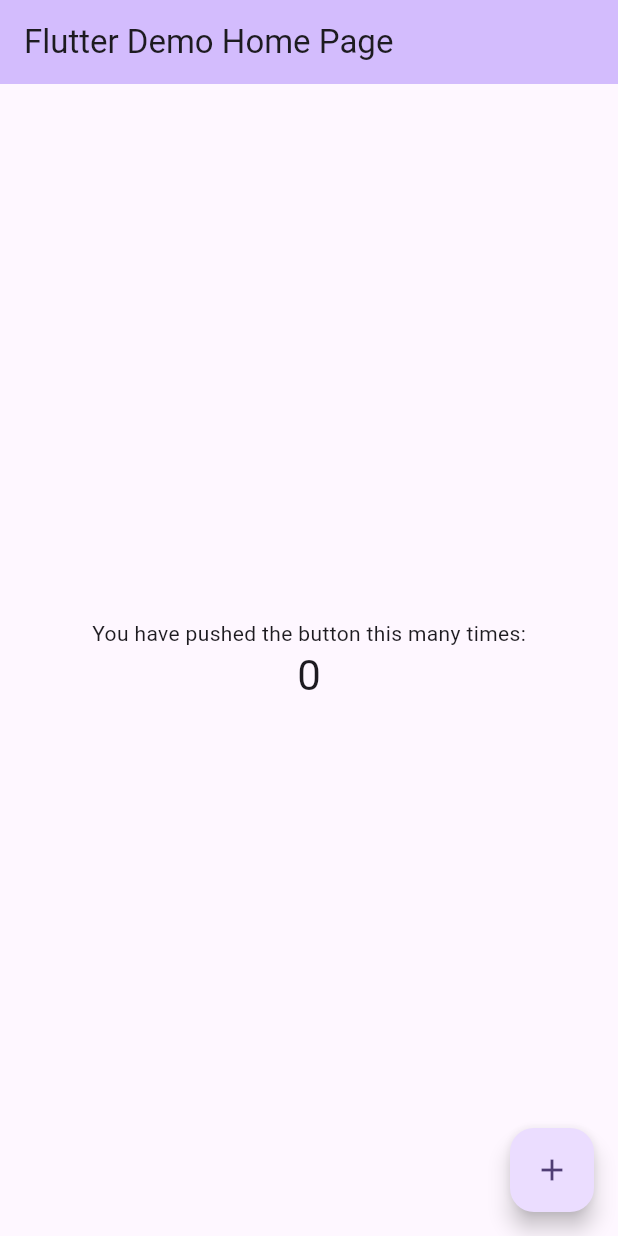
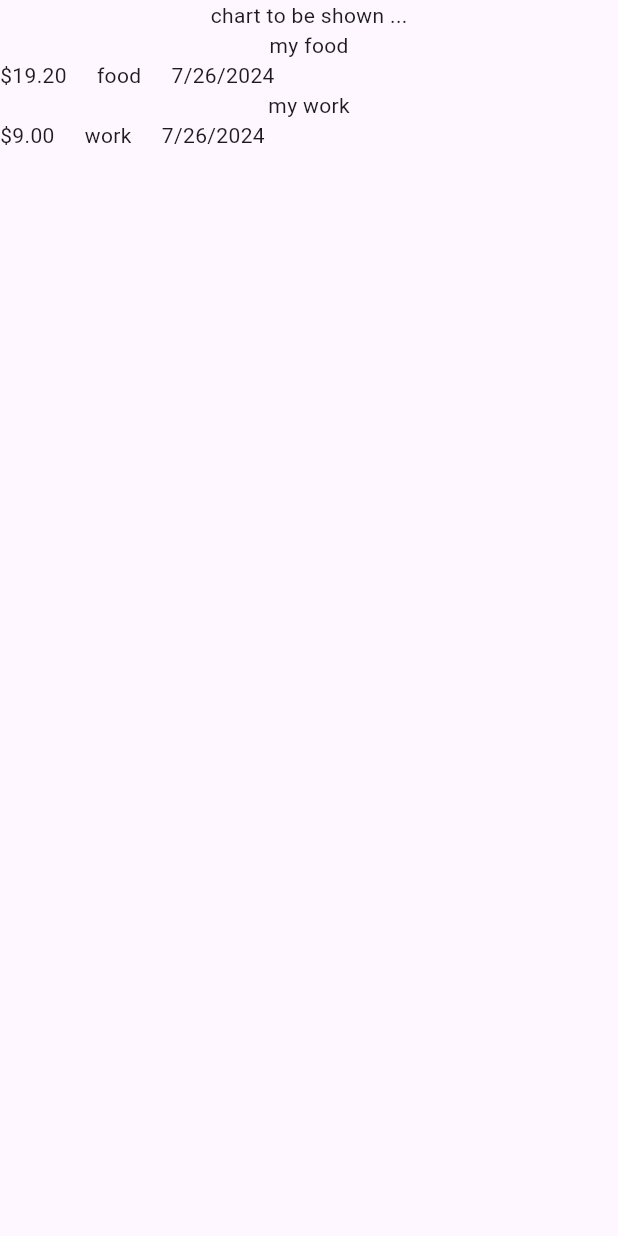
Before and after one commit to AiExpert1985/expenses-flutter-course, a Flutter app: the screen it shows after launch, on a phone screen of 412 x 824 dp. Run offline on Flutter 3.47's test engine with Material 3 defaults, Android fonts, the phone set to English and light mode, and no system bars.

Commit message:
before going to parents house - friday

```diff
--- a/lib/main.dart
+++ b/lib/main.dart
@@ -1,125 +1,10 @@
 import 'package:flutter/material.dart';
+import 'package:expenses/widgets/expenses.dart';
 
 void main() {
-  runApp(const MyApp());
+  runApp(
+    const MaterialApp(
+      home: Expenses(),
+    ),
+  );
 }
-
-class MyApp extends StatelessWidget {
-  const MyApp({super.key});
-
-  // This widget is the root of your application.
-  @override
-  Widget build(BuildContext context) {
-    return MaterialApp(
-      title: 'Flutter Demo',
-      theme: ThemeData(
-        // This is the theme of your application.
-        //
-        // TRY THIS: Try running your application with "flutter run". You'll see
-        // the application has a purple toolbar. Then, without quitting the app,
-        // try changing the seedColor in the colorScheme below to Colors.green
-        // and then invoke "hot reload" (save your changes or press the "hot
-        // reload" button in a Flutter-supported IDE, or press "r" if you used
-        // the command line to start the app).
-        //
-        // Notice that the counter didn't reset back to zero; the application
-        // state is not lost during the reload. To reset the state, use hot
-        // restart instead.
-        //
-        // This works for code too, not just values: Most code changes can be
-        // tested with just a hot reload.
-        colorScheme: ColorScheme.fromSeed(seedColor: Colors.deepPurple),
-        useMaterial3: true,
-      ),
-      home: const MyHomePage(title: 'Flutter Demo Home Page'),
-    );
-  }
-}
-
-class MyHomePage extends StatefulWidget {
-  const MyHomePage({super.key, required this.title});
-
-  // This widget is the home page of your application. It is stateful, meaning
-  // that it has a State object (defined below) that contains fields that affect
-  // how it looks.
-
-  // This class is the configuration for the state. It holds the values (in this
-  // case the title) provided by the parent (in this case the App widget) and
-  // used by the build method of the State. Fields in a Widget subclass are
-  // always marked "final".
-
-  final String title;
-
-  @override
-  State<MyHomePage> createState() => _MyHomePageState();
-}
-
-class _MyHomePageState extends State<MyHomePage> {
-  int _counter = 0;
-
-  void _incrementCounter() {
-    setState(() {
-      // This call to setState tells the Flutter framework that something has
-      // changed in this State, which causes it to rerun the build method below
-      // so that the display can reflect the updated values. If we changed
-      // _counter without calling setState(), then the build method would not be
-      // called again, and so nothing would appear to happen.
-      _counter++;
-    });
-  }
-
-  @override
-  Widget build(BuildContext context) {
-    // This method is rerun every time setState is called, for instance as done
-    // by the _incrementCounter method above.
-    //
-    // The Flutter framework has been optimized to make rerunning build methods
-    // fast, so that you can just rebuild anything that needs updating rather
-    // than having to individually change instances of widgets.
-    return Scaffold(
-      appBar: AppBar(
-        // TRY THIS: Try changing the color here to a specific color (to
-        // Colors.amber, perhaps?) and trigger a hot reload to see the AppBar
-        // change color while the other colors stay the same.
-        backgroundColor: Theme.of(context).colorScheme.inversePrimary,
-        // Here we take the value from the MyHomePage object that was created by
-        // the App.build method, and use it to set our appbar title.
-        title: Text(widget.title),
-      ),
-      body: Center(
-        // Center is a layout widget. It takes a single child and positions it
-        // in the middle of the parent.
-        child: Column(
-          // Column is also a layout widget. It takes a list of children and
-          // arranges them vertically. By default, it sizes itself to fit its
-          // children horizontally, and tries to be as tall as its parent.
-          //
-          // Column has various properties to control how it sizes itself and
-          // how it positions its children. Here we use mainAxisAlignment to
-          // center the children vertically; the main axis here is the vertical
-          // axis because Columns are vertical (the cross axis would be
-          // horizontal).
-          //
-          // TRY THIS: Invoke "debug painting" (choose the "Toggle Debug Paint"
-          // action in the IDE, or press "p" in the console), to see the
-          // wireframe for each widget.
-          mainAxisAlignment: MainAxisAlignment.center,
-          children: <Widget>[
-            const Text(
-              'You have pushed the button this many times:',
-            ),
-            Text(
-              '$_counter',
-              style: Theme.of(context).textTheme.headlineMedium,
-            ),
-          ],
-        ),
-      ),
-      floatingActionButton: FloatingActionButton(
-        onPressed: _incrementCounter,
-        tooltip: 'Increment',
-        child: const Icon(Icons.add),
-      ), // This trailing comma makes auto-formatting nicer for build methods.
-    );
-  }
-}
--- /dev/null
+++ b/lib/models/expense.dart
@@ -0,0 +1,27 @@
+import 'package:uuid/uuid.dart';
+import 'package:intl/intl.dart';
+
+const uuid = Uuid();
+
+final dateFormater = DateFormat.yMd();
+
+enum Category { travel, food, leisure, work }
+
+class Expense {
+  Expense({
+    required this.title,
+    required this.date,
+    required this.amount,
+    required this.category,
+  }) : id = uuid.v4();
+
+  final String id;
+  final String title;
+  final DateTime date;
+  final double amount;
+  final Category category;
+
+  String get formattedDate {
+    return dateFormater.format(date);
+  }
+}
--- /dev/null
+++ b/lib/widgets/expenses.dart
@@ -0,0 +1,40 @@
+import 'package:flutter/material.dart';
+
+import 'package:expenses/widgets/expenses_list/expense_list.dart';
+import 'package:expenses/models/expense.dart';
+
+class Expenses extends StatefulWidget {
+  const Expenses({super.key});
+
+  @override
+  State<Expenses> createState() {
+    return _ExpensesState();
+  }
+}
+
+class _ExpensesState extends State<Expenses> {
+  List<Expense> expenses = [
+    Expense(
+        title: 'my food',
+        date: DateTime.now(),
+        amount: 19.2,
+        category: Category.food),
+    Expense(
+        title: 'my work',
+        date: DateTime.now(),
+        amount: 9.0,
+        category: Category.work),
+  ];
+
+  @override
+  Widget build(Object context) {
+    return Scaffold(
+      body: Column(
+        children: [
+          const Text('chart to be shown ...'),
+          ExpenseList(expenses: expenses),
+        ],
+      ),
+    );
+  }
+}
--- /dev/null
+++ b/lib/widgets/expenses_list/expense_list.dart
@@ -0,0 +1,23 @@
+import 'package:flutter/material.dart';
+
+import 'package:expenses/models/expense.dart';
+import 'package:expenses/widgets/expenses_list/expense_list_item.dart';
+
+class ExpenseList extends StatelessWidget {
+  const ExpenseList({
+    required this.expenses,
+    super.key,
+  });
+
+  final List<Expense> expenses;
+
+  @override
+  Widget build(BuildContext context) {
+    return Expanded(
+      child: ListView.builder(
+        itemCount: expenses.length,
+        itemBuilder: (ctx, index) => ExpenseListItem(expense: expenses[index]),
+      ),
+    );
+  }
+}
--- /dev/null
+++ b/lib/widgets/expenses_list/expense_list_item.dart
@@ -0,0 +1,27 @@
+import 'package:flutter/material.dart';
+
+import 'package:expenses/models/expense.dart';
+
+class ExpenseListItem extends StatelessWidget {
+  const ExpenseListItem({required this.expense, super.key});
+
+  final Expense expense;
+
+  @override
+  Widget build(BuildContext context) {
+    return Column(
+      children: [
+        Text(expense.title),
+        Row(
+          children: [
+            Text('\$${expense.amount.toStringAsFixed(2)}'),
+            const SizedBox(width: 20),
+            Text(expense.category.name),
+            const SizedBox(width: 20),
+            Text(expense.formattedDate),
+          ],
+        )
+      ],
+    );
+  }
+}
--- a/pubspec.yaml
+++ b/pubspec.yaml
@@ -35,6 +35,8 @@ dependencies:
   # The following adds the Cupertino Icons font to your application.
   # Use with the CupertinoIcons class for iOS style icons.
   cupertino_icons: ^1.0.6
+  uuid: ^4.4.2
+  intl: ^0.19.0
 
 dev_dependencies:
   flutter_test:
@@ -45,7 +47,7 @@ dev_dependencies:
   # activated in the `analysis_options.yaml` file located at the root of your
   # package. See that file for information about deactivating specific lint
   # rules and activating additional ones.
-  flutter_lints: ^3.0.0
+  flutter_lints: ^4.0.0
 
 # For information on the generic Dart part of this file, see the
 # following page: https://dart.dev/tools/pub/pubspec
```
